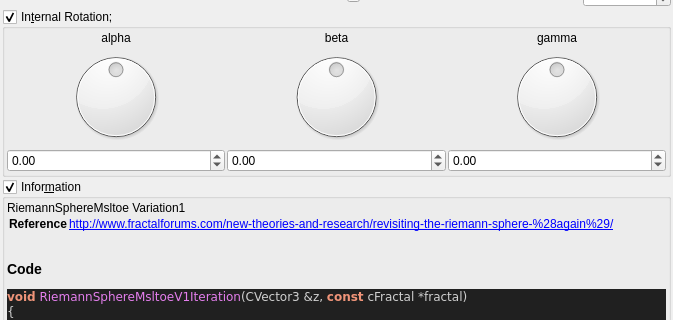
This is mandelbulber2/qt_data/fractal_riemann_sphere_msltoeV1.ui in buddhi1980/mandelbulber2 as Qt 5 draws it before an edit; both pictures show x 0 to 673 and y 194 to 514 of the 673 by 932 pixel window. The edited form follows.
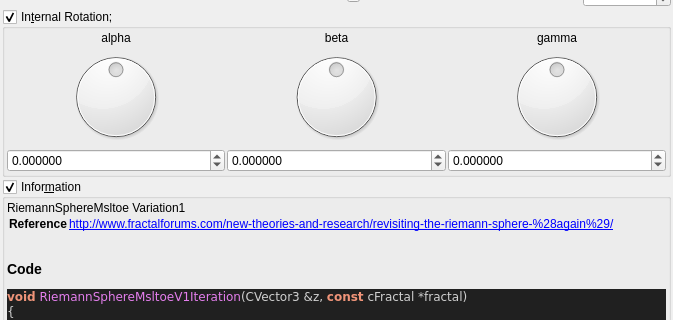
This is the edited form. Custom widgets are drawn as their Qt base class.

```diff
--- a/mandelbulber2/qt_data/fractal_riemann_sphere_msltoeV1.ui
+++ b/mandelbulber2/qt_data/fractal_riemann_sphere_msltoeV1.ui
@@ -599,7 +599,7 @@
            <string/>
           </property>
           <property name="decimals">
-           <number>2</number>
+           <number>6</number>
           </property>
           <property name="minimum">
            <double>-180.000000000000000</double>
@@ -640,7 +640,7 @@
            <string/>
           </property>
           <property name="decimals">
-           <number>2</number>
+           <number>6</number>
           </property>
           <property name="minimum">
            <double>-180.000000000000000</double>
@@ -668,7 +668,7 @@
            <string/>
           </property>
           <property name="decimals">
-           <number>2</number>
+           <number>6</number>
           </property>
           <property name="minimum">
            <double>-180.000000000000000</double>
```
